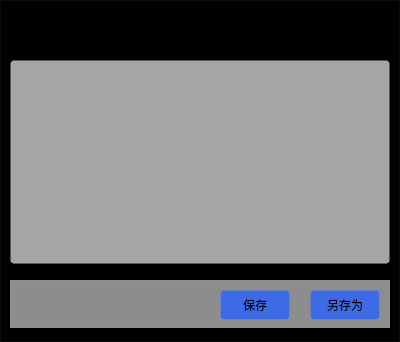
This is src/plugins/ukui_notebook/ukui_notebook.ui in ukui/ukui-sidebar as Qt 5 draws it before an edit. The edited form follows.
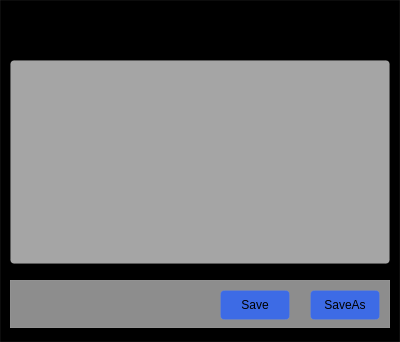
This is the edited form. Icons and pictures are not drawn.

The edit to the form file:
```diff
--- a/src/plugins/ukui_notebook/ukui_notebook.ui
+++ b/src/plugins/ukui_notebook/ukui_notebook.ui
@@ -184,7 +184,7 @@
 border-radius:4px;</string>
     </property>
     <property name="text">
-     <string>保存</string>
+     <string>Save</string>
     </property>
    </widget>
    <widget class="QPushButton" name="ukui_NoteSaveAs">
@@ -201,7 +201,7 @@
 border-radius:4px;</string>
     </property>
     <property name="text">
-     <string>另存为</string>
+     <string>SaveAs</string>
     </property>
    </widget>
   </widget>
```
